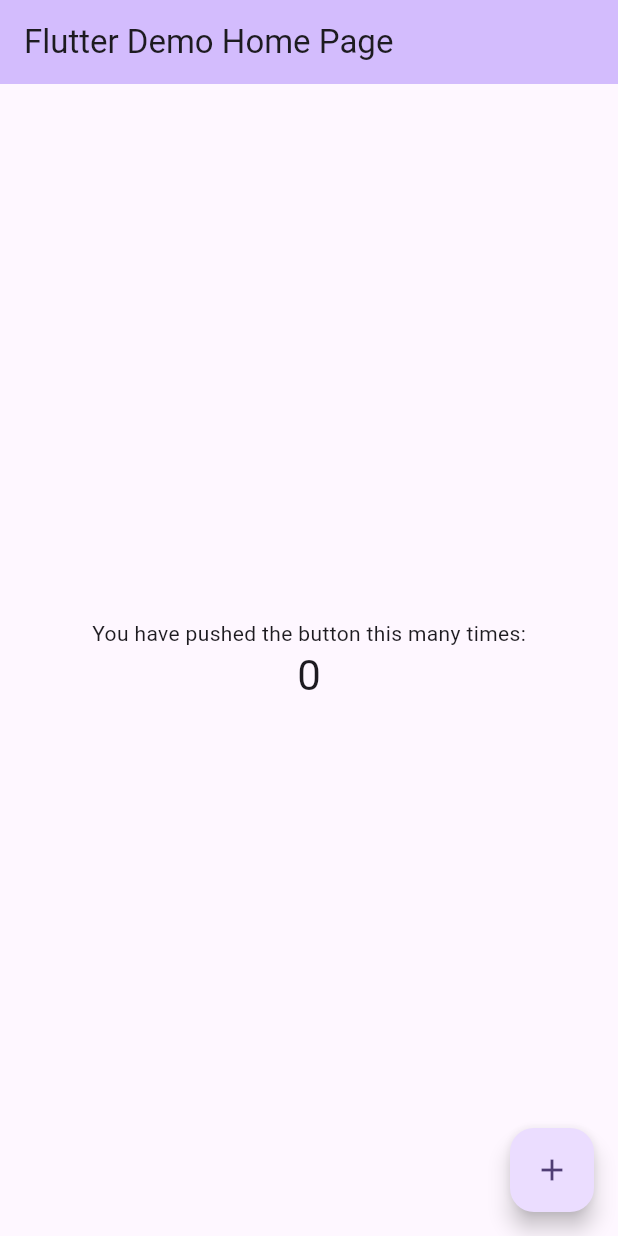
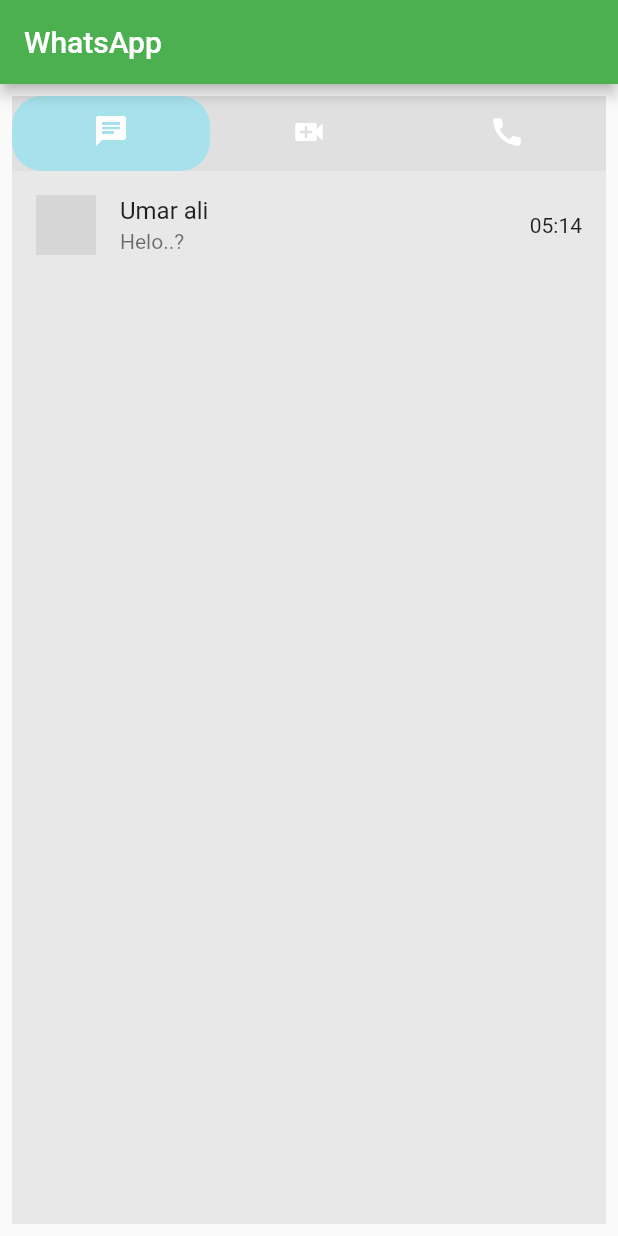
Before and after one commit to mohammadmaheer/whatsappui_maheer, a Flutter app: the screen it shows after launch, on a phone screen of 412 x 824 dp. Run offline on Flutter 3.47's test engine with Material 2 defaults, Android fonts, the light colour scheme and no system bars; network calls fail; grey boxes are pictures that could not be loaded.

Commit message:
whats app chat ui

```diff
--- a/lib/main.dart
+++ b/lib/main.dart
@@ -1,7 +1,167 @@
 import 'package:flutter/material.dart';
 
 void main() {
-  runApp(const MyApp());
+  runApp(MyApp());
+}
+
+// class MyApp extends StatelessWidget {
+//   const MyApp({super.key});
+
+//   @override
+//   Widget build(BuildContext context) {
+//     return MaterialApp(
+//       home: Scaffold(
+//         appBar: AppBar(
+//           title: Text("WhatsApp"),
+//           backgroundColor: Color.fromARGB(176, 26, 255, 18),
+//         ),
+//         body: SingleChildScrollView(
+//           child: Column(
+//             mainAxisAlignment: MainAxisAlignment.spaceAround,
+//             crossAxisAlignment: CrossAxisAlignment.stretch,
+//             children: [
+//               getChatUI(
+//                 "https://hips.hearstapps.com/hmg-prod/images/2024-lamborghini-revuelto-127-641a1d518802b.jpg",
+//                 Colors.green,
+//                 "SA",
+//                 "Sabeel Ahmed",
+//                 "Where are you..?",
+//                 "10;20",
+//               ),
+//               getChatUI(
+//                 "https://www.rimage.com/emea/wp-content/themes/rimage/assets/images/disc.png",
+//                 Colors.yellow,
+//                 "AB",
+//                 "Abdullah Bin Shahid",
+//                 "Taking class right now",
+//                 "11:00",
+//               ),
+//               getChatUI(
+//                 "https://i0.wp.com/cocolapinedesign.com/wp-content/uploads/rimage-11-1.jpeg?fit=2000%2C1498&ssl=1",
+//                 Colors.red,
+//                 "AY",
+//                 "Ayesha",
+//                 "Where are you..?",
+//                 "01:20",
+//               )
+
+//               // Image.asset("assets/car1.webp"),
+//               // Image.asset("assets/car2.webp"),
+//               // Image.network(
+//               //     "https://hips.hearstapps.com/hmg-prod/images/2024-lamborghini-revuelto-127-641a1d518802b.jpg"),
+//               // getBox(
+//               //     "https://hips.hearstapps.com/hmg-prod/images/2024-lamborghini-revuelto-127-641a1d518802b.jpg"),
+//               // getBox(
+//               //     "https://images.unsplash.com/photo-1616455579100-2ceaa4eb2d37?ixlib=rb-4.0.3&ixid=M3wxMjA3fDB8MHxzZWFyY2h8Mnx8Ym13JTIwY2FyfGVufDB8fDB8fHww&w=1000&q=80"),
+//               // getBox(
+//               //     "https://hips.hearstapps.com/hmg-prod/images/2024-lamborghini-revuelto-127-641a1d518802b.jpg"),
+//             ],
+//           ),
+//         ),
+//       ),
+//     );
+//   }
+// }
+
+// getBox(String url) {
+//   return Container(
+//     height: 200,
+//     width: 200,
+//     decoration: BoxDecoration(
+//         image: DecorationImage(
+//           fit: BoxFit.cover,
+//           image: NetworkImage("$url"),
+//         ),
+//         border: Border.all(color: Colors.black, width: 5),
+//         color: Colors.yellow,
+//         borderRadius: BorderRadius.all(Radius.circular(500))),
+//   );
+// }
+
+getChatUI(String url, Color cColor, String avatar, String title,
+    String subTitle, String trailing) {
+  return ListTile(
+      tileColor: Color.fromARGB(255, 232, 232, 232),
+      leading: CircleAvatar(
+        backgroundImage: NetworkImage(url),
+        backgroundColor: cColor,
+        child: Text(
+          "$avatar",
+          style: TextStyle(
+            fontSize: 20,
+            color: Colors.white,
+          ),
+        ),
+      ),
+      title: Text("$title"),
+      subtitle: Text("$subTitle"),
+      trailing: Text("$trailing"));
+}
+
+getStatusUI(String url, Color cColor, String avatar, String title,
+    String subTitle, String trailing) {
+  return ListTile(
+      tileColor: Color.fromARGB(255, 232, 232, 232),
+      leading: CircleAvatar(
+        backgroundImage: NetworkImage(url),
+        backgroundColor: cColor,
+        child: //Container(
+            //   decoration: BoxDecoration(
+            //       image: DecorationImage(
+            //         fit: BoxFit.cover,
+            //         image: NetworkImage(url),
+            //       ),
+            //       border: Border.all(color: Colors.black, width: 1),
+            //       color: Colors.yellow,
+            //       borderRadius: BorderRadius.all(Radius.circular(500))),
+            // ),
+
+            Text(
+          "$avatar",
+          style: TextStyle(
+            fontSize: 20,
+            color: Colors.white,
+          ),
+        ),
+      ),
+      title: Text("$title"),
+      subtitle: Text("$subTitle"),
+      trailing: Text("$trailing"));
+}
+
+getCallUI(String url, Color cColor, String avatar, String title,
+    String subTitle, String trailing) {
+  return ListTile(
+    tileColor: Color.fromARGB(255, 232, 232, 232),
+    leading: CircleAvatar(
+      backgroundImage: NetworkImage(url),
+      backgroundColor: cColor,
+      child: //Container(
+          //   decoration: BoxDecoration(
+          //       image: DecorationImage(
+          //         fit: BoxFit.cover,
+          //         image: NetworkImage(url),
+          //       ),
+          //       border: Border.all(color: Colors.black, width: 1),
+          //       color: Colors.yellow,
+          //       borderRadius: BorderRadius.all(Radius.circular(500))),
+          // ),
+
+          Text(
+        "$avatar",
+        style: TextStyle(
+          fontSize: 20,
+          color: Colors.white,
+        ),
+      ),
+    ),
+    title: Text("$title"),
+    subtitle: Text("$subTitle"),
+    trailing: Icon(
+      Icons.call,
+      color: Colors.blue,
+    ),
+  );
 }
 
 class MyApp extends StatelessWidget {
@@ -11,115 +171,113 @@
   @override
   Widget build(BuildContext context) {
     return MaterialApp(
-      title: 'Flutter Demo',
+      title: 'Whats App UI',
       theme: ThemeData(
         // This is the theme of your application.
-        //
-        // TRY THIS: Try running your application with "flutter run". You'll see
-        // the application has a blue toolbar. Then, without quitting the app,
-        // try changing the seedColor in the colorScheme below to Colors.green
-        // and then invoke "hot reload" (save your changes or press the "hot
-        // reload" button in a Flutter-supported IDE, or press "r" if you used
-        // the command line to start the app).
-        //
+        // Try running your application with "flutter run". You'll see the
+        // application has a blue toolbar. Then, without quitting the app, try
+        // changing the primarySwatch below to Colors.green and then invoke
+        // "hot reload" (press "r" in the console where you ran "flutter run",
+        // or simply save your changes to "hot reload" in a Flutter IDE).
         // Notice that the counter didn't reset back to zero; the application
-        // state is not lost during the reload. To reset the state, use hot
-        // restart instead.
-        //
-        // This works for code too, not just values: Most code changes can be
-        // tested with just a hot reload.
-        colorScheme: ColorScheme.fromSeed(seedColor: Colors.deepPurple),
-        useMaterial3: true,
+        // is not restarted.
+        primarySwatch: Colors.green,
       ),
-      home: const MyHomePage(title: 'Flutter Demo Home Page'),
+      home: MyCustomTab(),
     );
   }
 }
 
-class MyHomePage extends StatefulWidget {
-  const MyHomePage({super.key, required this.title});
-
-  // This widget is the home page of your application. It is stateful, meaning
-  // that it has a State object (defined below) that contains fields that affect
-  // how it looks.
-
-  // This class is the configuration for the state. It holds the values (in this
-  // case the title) provided by the parent (in this case the App widget) and
-  // used by the build method of the State. Fields in a Widget subclass are
-  // always marked "final".
-
-  final String title;
+class MyCustomTab extends StatefulWidget {
+  const MyCustomTab({super.key});
 
   @override
-  State<MyHomePage> createState() => _MyHomePageState();
+  State<MyCustomTab> createState() => _MyCustomTabState();
 }
 
-class _MyHomePageState extends State<MyHomePage> {
-  int _counter = 0;
-
-  void _incrementCounter() {
-    setState(() {
-      // This call to setState tells the Flutter framework that something has
-      // changed in this State, which causes it to rerun the build method below
-      // so that the display can reflect the updated values. If we changed
-      // _counter without calling setState(), then the build method would not be
-      // called again, and so nothing would appear to happen.
-      _counter++;
-    });
-  }
-
+class _MyCustomTabState extends State<MyCustomTab> {
   @override
   Widget build(BuildContext context) {
-    // This method is rerun every time setState is called, for instance as done
-    // by the _incrementCounter method above.
-    //
-    // The Flutter framework has been optimized to make rerunning build methods
-    // fast, so that you can just rebuild anything that needs updating rather
-    // than having to individually change instances of widgets.
-    return Scaffold(
+    return DefaultTabController(
+      length: 3,
+      child: Scaffold(
         appBar: AppBar(
-        // TRY THIS: Try changing the color here to a specific color (to
-        // Colors.amber, perhaps?) and trigger a hot reload to see the AppBar
-        // change color while the other colors stay the same.
-        backgroundColor: Theme.of(context).colorScheme.inversePrimary,
-        // Here we take the value from the MyHomePage object that was created by
-        // the App.build method, and use it to set our appbar title.
-        title: Text(widget.title),
+          title: Text("WhatsApp"),
         ),
-      body: Center(
-        // Center is a layout widget. It takes a single child and positions it
-        // in the middle of the parent.
+        body: Padding(
+          padding: const EdgeInsets.all(8.0),
           child: Column(
-          // Column is also a layout widget. It takes a list of children and
-          // arranges them vertically. By default, it sizes itself to fit its
-          // children horizontally, and tries to be as tall as its parent.
-          //
-          // Column has various properties to control how it sizes itself and
-          // how it positions its children. Here we use mainAxisAlignment to
-          // center the children vertically; the main axis here is the vertical
-          // axis because Columns are vertical (the cross axis would be
-          // horizontal).
-          //
-          // TRY THIS: Invoke "debug painting" (choose the "Toggle Debug Paint"
-          // action in the IDE, or press "p" in the console), to see the
-          // wireframe for each widget.
-          mainAxisAlignment: MainAxisAlignment.center,
-          children: <Widget>[
-            const Text(
-              'You have pushed the button this many times:',
+            crossAxisAlignment: CrossAxisAlignment.start,
+            children: [
+              Container(
+                height: 50,
+                decoration: BoxDecoration(
+                    borderRadius: BorderRadius.zero, color: Colors.grey[300]),
+                child: TabBar(
+                  indicator: BoxDecoration(
+                    color: Color.fromARGB(255, 167, 226, 236),
+                    borderRadius: BorderRadius.circular(20),
                   ),
-            Text(
-              '$_counter',
-              style: Theme.of(context).textTheme.headlineMedium,
+                  labelColor: Colors.black,
+                  dividerColor: Colors.black,
+                  tabs: [
+                    Column(
+                      children: [
+                        Tab(
+                          icon: Icon(
+                            Icons.chat,
+                            color: Colors.white,
+                          ),
+                        ),
+                      ],
+                    ),
+                    Tab(
+                      icon: Icon(
+                        Icons.video_call,
+                        color: Colors.white,
+                      ),
+                    ),
+                    Tab(
+                      icon: Icon(
+                        Icons.call,
+                        color: Colors.white,
+                      ),
                     ),
                   ],
                 ),
               ),
-      floatingActionButton: FloatingActionButton(
-        onPressed: _incrementCounter,
-        tooltip: 'Increment',
-        child: const Icon(Icons.add),
-      ), // This trailing comma makes auto-formatting nicer for build methods.
+              Expanded(
+                child: TabBarView(children: [
+                  getChatUI(
+                    "https://hips.hearstapps.com/hmg-prod/images/2024-lamborghini-revuelto-127-641a1d518802b.jpg",
+                    Colors.green,
+                    "SA",
+                    "Umar ali",
+                    "Helo..?",
+                    "05:14",
+                  ),
+                  getStatusUI(
+                    "https://hips.hearstapps.com/hmg-prod/images/2024-lamborghini-revuelto-127-641a1d518802b.jpg",
+                    Colors.orange,
+                    "SA",
+                    "Waqar khan",
+                    "are you there..?",
+                    "23:10",
+                  ),
+                  getCallUI(
+                    "https://hips.hearstapps.com/hmg-prod/images/2024-lamborghini-revuelto-127-641a1d518802b.jpg",
+                    Colors.grey,
+                    "SA",
+                    "Saad Ahmed",
+                    "Where are you..?",
+                    "11:40",
+                  ),
+                ]),
+              )
+            ],
+          ),
+        ),
+      ),
     );
   }
 }
```
Lines whose indentation alone changed are shown as unchanged.
